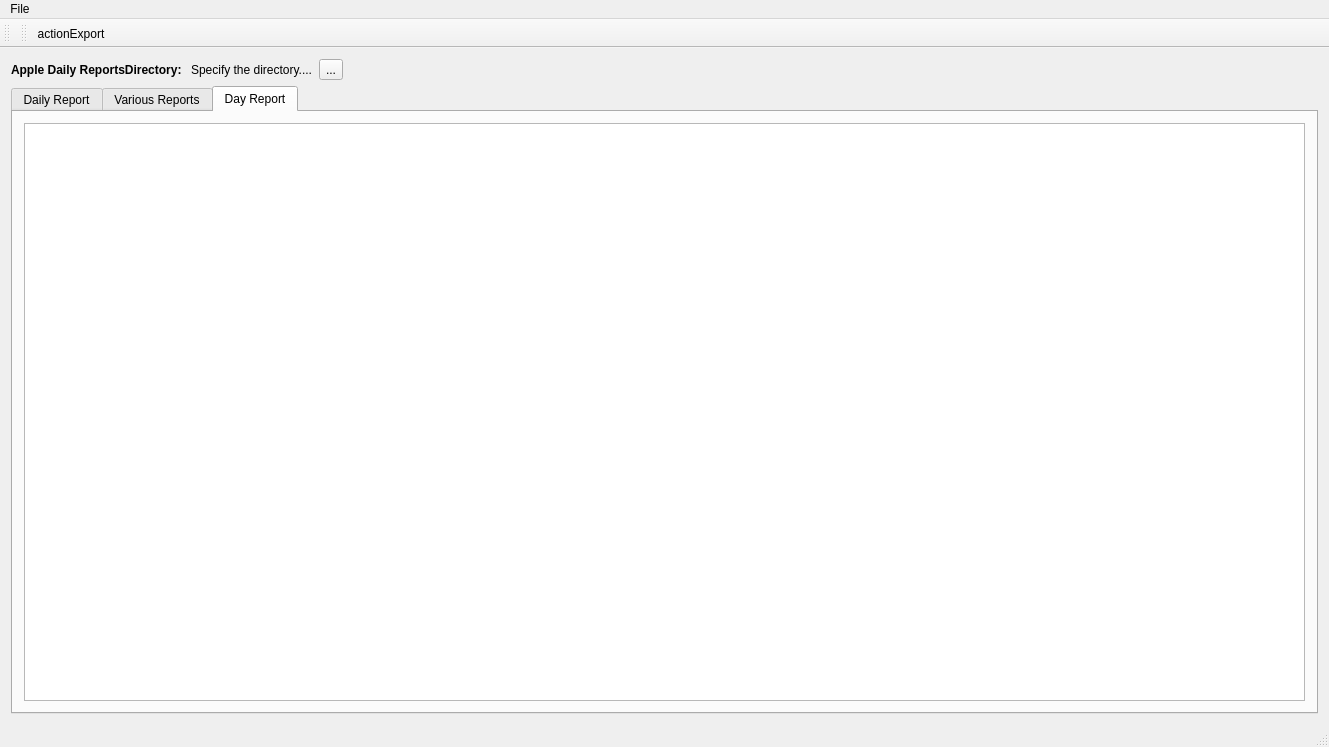
Above: mainwindow.ui from michalis-git/SalesReportManager before the change. Below: the same form after it.
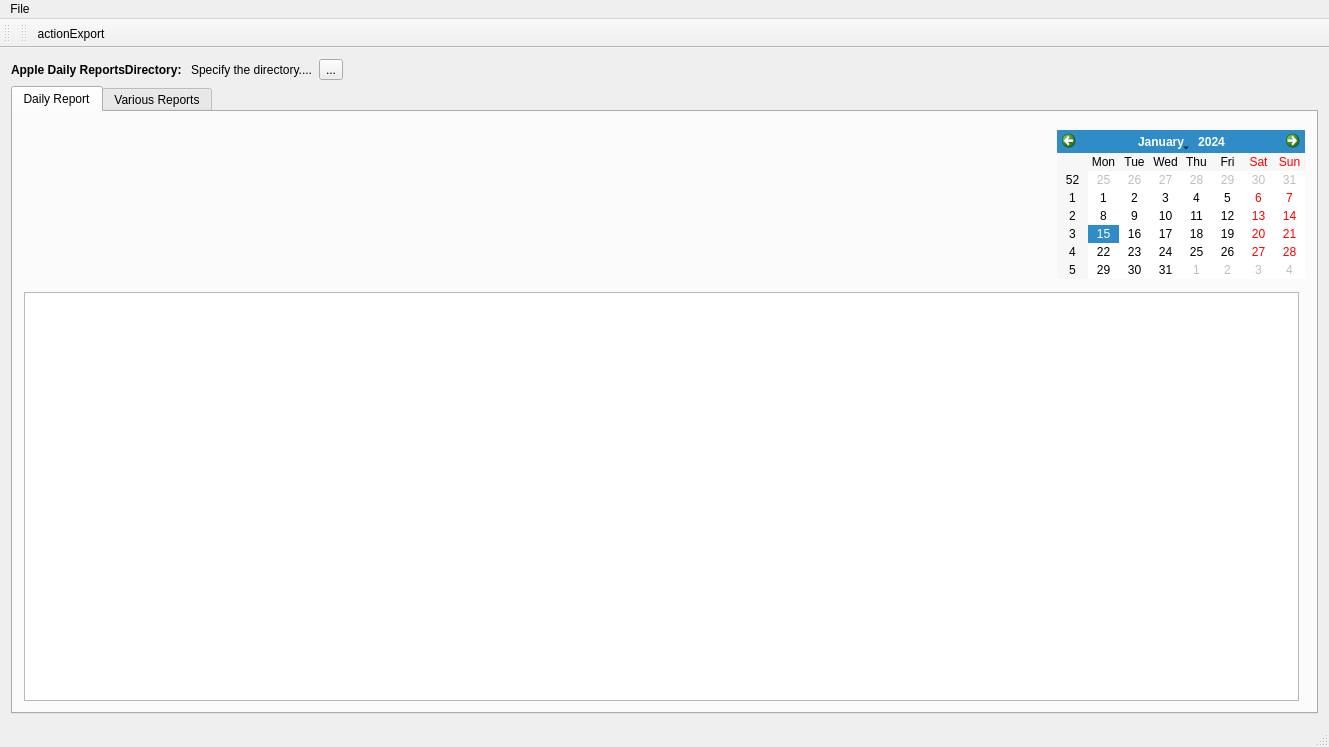
That is the form after the change. Icons and pictures are not drawn.

Patch:
```diff
--- a/mainwindow.ui
+++ b/mainwindow.ui
@@ -25,7 +25,7 @@
        <enum>QTabWidget::North</enum>
       </property>
       <property name="currentIndex">
-       <number>2</number>
+       <number>0</number>
       </property>
       <widget class="QWidget" name="dailyReportTab">
        <attribute name="title">
@@ -99,7 +99,7 @@
          </layout>
         </item>
         <item row="1" column="0">
-         <widget class="QTableView" name="tableView"/>
+         <widget class="QTableView" name="dayTableView"/>
         </item>
        </layout>
       </widget>
@@ -348,16 +348,6 @@
         </item>
        </layout>
       </widget>
-      <widget class="QWidget" name="dayReportTab">
-       <attribute name="title">
-        <string>Day Report</string>
-       </attribute>
-       <layout class="QHBoxLayout" name="horizontalLayout_3">
-        <item>
-         <widget class="QTableView" name="dayTableView"/>
-        </item>
-       </layout>
-      </widget>
      </widget>
     </item>
     <item row="0" column="0">
```
Left out of the diff: 88 changed lines with no effect on the pictures.
